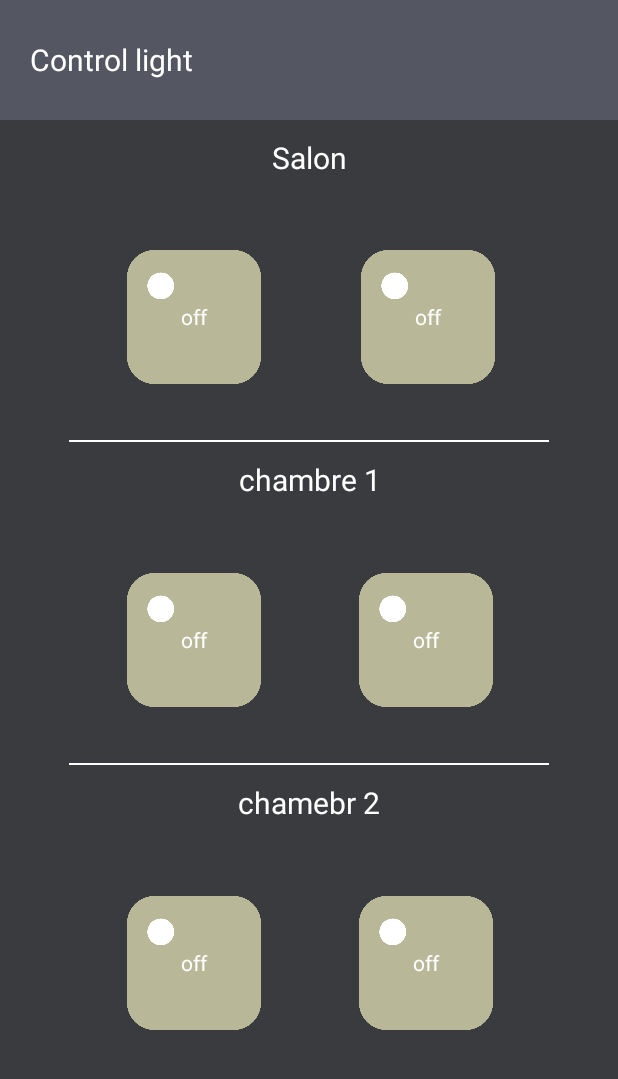
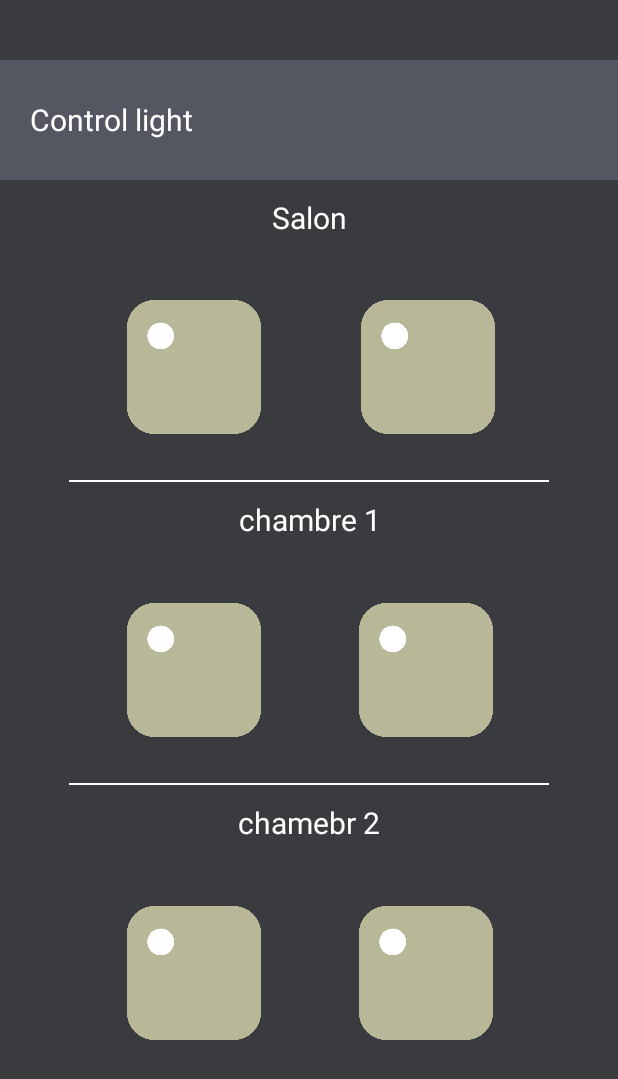
Before and after one commit to MhamdiAbdelilah/rasbery_app, an Android app: the screen it shows after launch (MainActivity), on a phone screen of 412 x 824 dp. Shown: the top 1079 px of the screen. Run offline under Robolectric (Android 15) with nearby library versions, the phone set to English and light mode, and no system bars.

Commit message:
design the interface

```diff
--- a/app/src/main/res/layout/activity_main.xml
+++ b/app/src/main/res/layout/activity_main.xml
@@ -11,9 +11,16 @@
         android:layout_width="match_parent"
         android:layout_height="match_parent"
         android:background="#3A3B3F"
+        android:backgroundTintMode="add"
         android:gravity="center_horizontal"
         android:orientation="vertical"
         android:paddingBottom="100dp">
+
+        <Space
+            android:layout_width="match_parent"
+            android:layout_height="40dp"
+            android:background="@color/white"
+            tools:visibility="visible" />
 
         <TextView
             android:id="@+id/tab_title"
@@ -59,9 +66,10 @@
                     android:fontFamily="sans-serif"
                     android:text="ToggleButton"
                     android:textAllCaps="false"
-                    android:textColor="@color/white"
+                    android:textColor="#00FFFFFF"
                     android:textOff="off"
                     android:textOn="on"
+                    android:visibility="visible"
                     app:layout_constraintBottom_toBottomOf="parent"
                     app:layout_constraintDimensionRatio="1:1"
                     app:layout_constraintEnd_toEndOf="parent"
@@ -85,9 +93,10 @@
                     android:fontFamily="sans-serif"
                     android:text="ToggleButton"
                     android:textAllCaps="false"
-                    android:textColor="@color/white"
+                    android:textColor="#00FFFFFF"
                     android:textOff="off"
                     android:textOn="on"
+                    android:visibility="visible"
                     app:layout_constraintBottom_toBottomOf="parent"
                     app:layout_constraintDimensionRatio="1:1"
                     app:layout_constraintEnd_toEndOf="parent"
@@ -139,9 +148,10 @@
                     android:fontFamily="sans-serif"
                     android:text="ToggleButton"
                     android:textAllCaps="false"
-                    android:textColor="@color/white"
+                    android:textColor="#00FFFFFF"
                     android:textOff="off"
                     android:textOn="on"
+                    android:visibility="visible"
                     app:layout_constraintBottom_toBottomOf="parent"
                     app:layout_constraintDimensionRatio="1:1"
                     app:layout_constraintEnd_toEndOf="parent"
@@ -157,7 +167,7 @@
                 android:layout_weight="1">
 
                 <ToggleButton
-                    android:id="@+id/chambre_1_1"
+                    android:id="@+id/chambre_1_2"
                     android:layout_width="0dp"
                     android:layout_height="0dp"
                     android:layout_margin="15dp"
@@ -165,9 +175,10 @@
                     android:fontFamily="sans-serif"
                     android:text="ToggleButton"
                     android:textAllCaps="false"
-                    android:textColor="@color/white"
+                    android:textColor="#00FFFFFF"
                     android:textOff="off"
                     android:textOn="on"
+                    android:visibility="visible"
                     app:layout_constraintBottom_toBottomOf="parent"
                     app:layout_constraintDimensionRatio="1:1"
                     app:layout_constraintEnd_toEndOf="parent"
@@ -217,9 +228,10 @@
                     android:fontFamily="sans-serif"
                     android:text="ToggleButton"
                     android:textAllCaps="false"
-                    android:textColor="@color/white"
+                    android:textColor="#00FFFFFF"
                     android:textOff="off"
                     android:textOn="on"
+                    android:visibility="visible"
                     app:layout_constraintBottom_toBottomOf="parent"
                     app:layout_constraintDimensionRatio="1:1"
                     app:layout_constraintEnd_toEndOf="parent"
@@ -243,9 +255,10 @@
                     android:fontFamily="sans-serif"
                     android:text="ToggleButton"
                     android:textAllCaps="false"
-                    android:textColor="@color/white"
+                    android:textColor="#00FFFFFF"
                     android:textOff="off"
                     android:textOn="on"
+                    android:visibility="visible"
                     app:layout_constraintBottom_toBottomOf="parent"
                     app:layout_constraintDimensionRatio="1:1"
                     app:layout_constraintEnd_toEndOf="parent"
```
